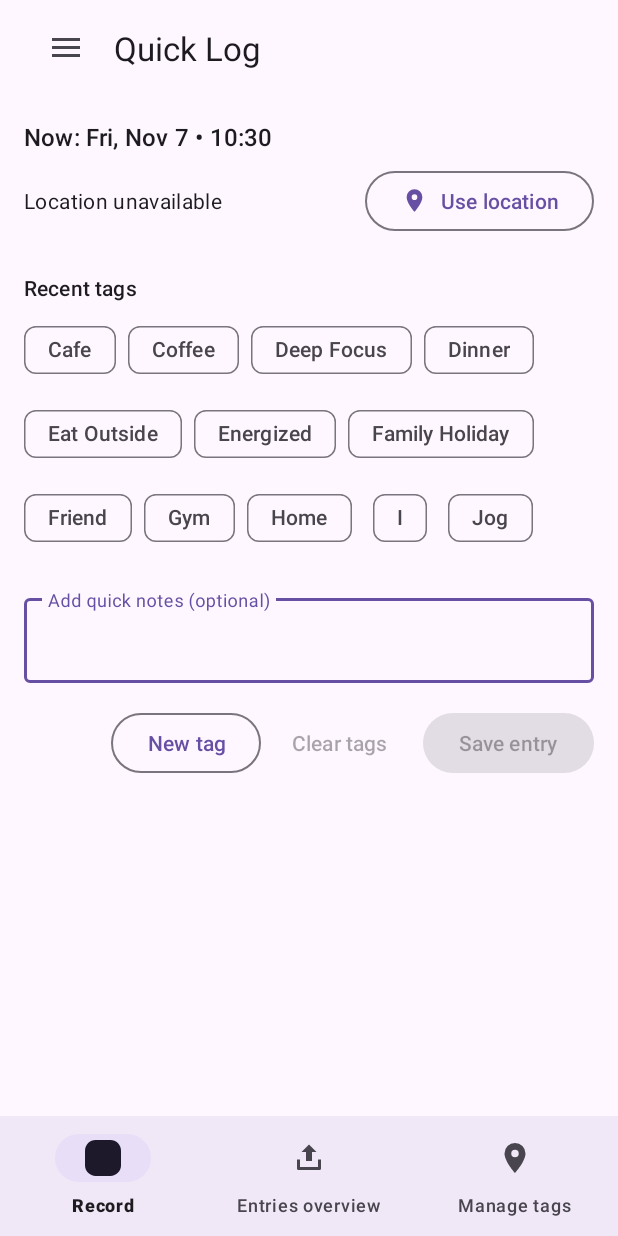
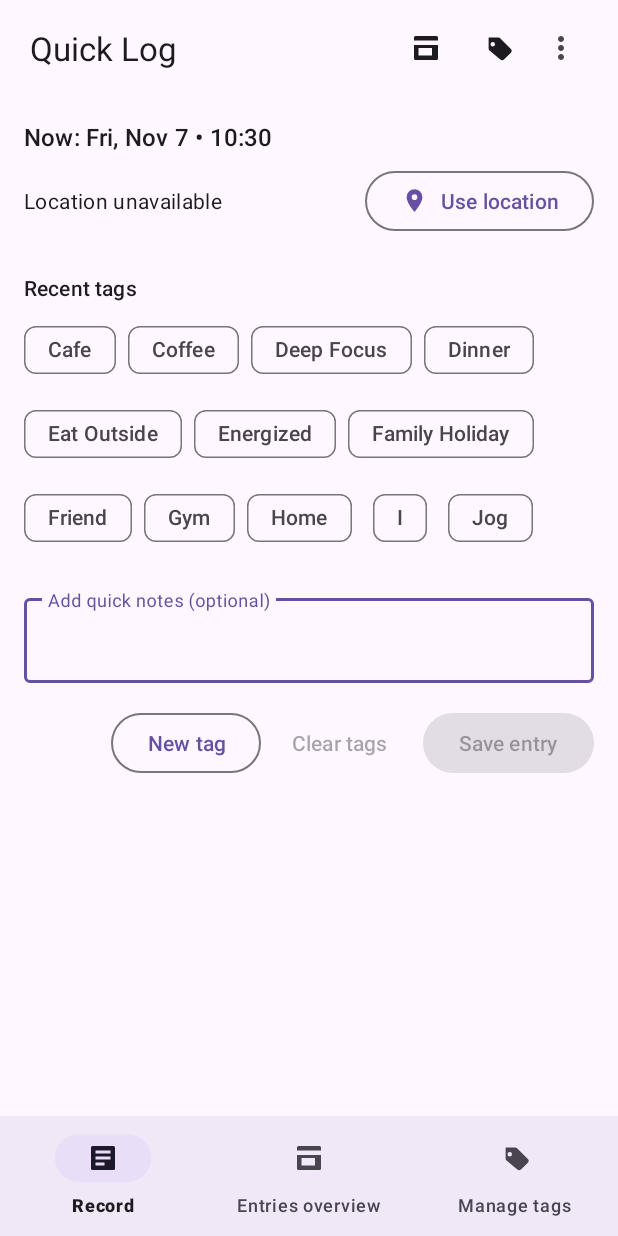
Before and after one commit to cmwen/min-quick-log-app, an Android app: the screen it shows after launch (MainActivity), on a phone screen of 412 x 824 dp. Run offline under Robolectric (Android 15) with nearby library versions, the phone set to English and light mode, and no system bars; our stand-ins replace Room's generated code.

Commit message:
Polish navigation, menus, and entry sharing

```diff
--- a/app/src/main/java/com/example/minandroidapp/MainActivity.kt
+++ b/app/src/main/java/com/example/minandroidapp/MainActivity.kt
@@ -5,13 +5,12 @@ import android.content.Intent
 import android.content.pm.PackageManager
 import android.os.Build
 import android.os.Bundle
+import android.view.Menu
 import android.view.MenuItem
 import androidx.activity.result.contract.ActivityResultContracts
 import androidx.activity.viewModels
-import androidx.appcompat.app.ActionBarDrawerToggle
 import androidx.appcompat.app.AppCompatActivity
 import androidx.core.content.ContextCompat
-import androidx.core.view.GravityCompat
 import androidx.core.view.isVisible
 import androidx.core.widget.doOnTextChanged
 import androidx.lifecycle.lifecycleScope
@@ -38,7 +37,6 @@ import kotlinx.coroutines.launch
 class MainActivity : AppCompatActivity() {
 
     private lateinit var binding: ActivityMainBinding
-    private lateinit var drawerToggle: ActionBarDrawerToggle
     private lateinit var locationProvider: LocationProvider
     private var suppressNoteUpdates = false
 
@@ -70,36 +68,11 @@ class MainActivity : AppCompatActivity() {
 
         locationProvider = LocationProvider(this)
 
-        setupDrawer()
         setupInputs()
         setupBottomNav()
         bindViewModel()
 
         maybeFetchLocationOnStart()
-    }
-
-    private fun setupDrawer() {
-        drawerToggle = ActionBarDrawerToggle(
-            this,
-            binding.drawerLayout,
-            binding.toolbar,
-            R.string.drawer_open,
-            R.string.drawer_close,
-        )
-        binding.drawerLayout.addDrawerListener(drawerToggle)
-        drawerToggle.syncState()
-
-        binding.navigationView.setNavigationItemSelectedListener { item ->
-            when (item.itemId) {
-                R.id.nav_entries_overview -> openEntriesOverview()
-                R.id.nav_tag_manager -> openTagManager()
-                R.id.nav_export_text -> exportLog()
-                R.id.nav_export_csv -> exportCsv()
-                R.id.nav_about -> showAboutDialog()
-            }
-            binding.drawerLayout.closeDrawer(GravityCompat.START)
-            true
-        }
     }
 
     private fun setupInputs() {
@@ -139,6 +112,32 @@ class MainActivity : AppCompatActivity() {
             }
         }
         binding.bottomNav.selectedItemId = R.id.nav_record
+    }
+
+    override fun onCreateOptionsMenu(menu: Menu): Boolean {
+        menuInflater.inflate(R.menu.menu_toolbar_actions, menu)
+        return true
+    }
+
+    override fun onOptionsItemSelected(item: MenuItem): Boolean {
+        return when (item.itemId) {
+            R.id.action_entries_overview -> {
+                openEntriesOverview(); true
+            }
+            R.id.action_manage_tags -> {
+                openTagManager(); true
+            }
+            R.id.action_export_text -> {
+                exportLog(); true
+            }
+            R.id.action_export_csv -> {
+                exportCsv(); true
+            }
+            R.id.action_about -> {
+                showAboutDialog(); true
+            }
+            else -> super.onOptionsItemSelected(item)
+        }
     }
 
     private fun bindViewModel() {
@@ -358,22 +357,6 @@ class MainActivity : AppCompatActivity() {
             .show()
     }
 
-    override fun onOptionsItemSelected(item: MenuItem): Boolean {
-        return if (drawerToggle.onOptionsItemSelected(item)) {
-            true
-        } else {
-            super.onOptionsItemSelected(item)
-        }
-    }
-
-    override fun onBackPressed() {
-        if (binding.drawerLayout.isDrawerOpen(GravityCompat.START)) {
-            binding.drawerLayout.closeDrawer(GravityCompat.START)
-        } else {
-            super.onBackPressed()
-        }
-    }
-
     private fun showCreateTagDialog() {
         val dialogView = layoutInflater.inflate(R.layout.dialog_create_tag, null)
         val input = dialogView.findViewById<TextInputEditText>(R.id.newTagInput)
--- a/app/src/main/java/com/example/minandroidapp/ui/entries/SimpleEntriesFragment.kt
+++ b/app/src/main/java/com/example/minandroidapp/ui/entries/SimpleEntriesFragment.kt
@@ -33,7 +33,11 @@ class SimpleEntriesFragment : Fragment() {
     }
 
     override fun onViewCreated(view: View, savedInstanceState: Bundle?) {
-        adapter = EntriesListAdapter(onEntryClicked = {}, onShareClicked = {})
+        val shareHost = activity as? EntryShareHandler
+        adapter = EntriesListAdapter(
+            onEntryClicked = {},
+            onShareClicked = { entry -> shareHost?.onShareEntry(entry) },
+        )
         binding.entriesList.layoutManager = LinearLayoutManager(requireContext())
         binding.entriesList.adapter = adapter
 
--- /dev/null
+++ b/app/src/main/res/drawable/ic_export_csv.xml
@@ -0,0 +1,13 @@
+<?xml version="1.0" encoding="utf-8"?>
+<vector xmlns:android="http://schemas.android.com/apk/res/android"
+    android:width="24dp"
+    android:height="24dp"
+    android:viewportWidth="24"
+    android:viewportHeight="24">
+    <path
+        android:fillColor="?attr/colorOnSurface"
+        android:pathData="M5,3h10l4,4v11a3,3 0 0,1 -3,3H5a3,3 0 0,1 -3,-3V6a3,3 0 0,1 3,-3zm10,7V8H5v2h10zm0,4v-2H5v2h10zm-5,4v-2H5v1a1,1 0 0,0 1,1h4zm4,-14H6a1,1 0 0,0 -1,1v1h11z" />
+    <path
+        android:fillColor="?attr/colorPrimary"
+        android:pathData="M21,14l-3,3 -2,-2 1.41,-1.41L18,14.17l1.59,-1.58z" />
+</vector>
--- /dev/null
+++ b/app/src/main/res/drawable/ic_info.xml
@@ -0,0 +1,10 @@
+<?xml version="1.0" encoding="utf-8"?>
+<vector xmlns:android="http://schemas.android.com/apk/res/android"
+    android:width="24dp"
+    android:height="24dp"
+    android:viewportWidth="24"
+    android:viewportHeight="24">
+    <path
+        android:fillColor="?attr/colorOnSurface"
+        android:pathData="M12,2a10,10 0 1,0 10,10A10,10 0 0,0 12,2zm0,4a1.5,1.5 0 1,1 -1.5,1.5A1.5,1.5 0 0,1 12,6zm2,12h-4v-2h1v-4h-1v-2h3v6h1z" />
+</vector>
--- /dev/null
+++ b/app/src/main/res/drawable/ic_tab_entries.xml
@@ -0,0 +1,10 @@
+<?xml version="1.0" encoding="utf-8"?>
+<vector xmlns:android="http://schemas.android.com/apk/res/android"
+    android:width="24dp"
+    android:height="24dp"
+    android:viewportWidth="24"
+    android:viewportHeight="24">
+    <path
+        android:fillColor="?attr/colorOnSurface"
+        android:pathData="M5,4h14a1,1 0 0,1 1,1v2H4V5a1,1 0 0,1 1,-1zm-1,6h16v9a1,1 0 0,1 -1,1H5a1,1 0 0,1 -1,-1v-9zm3,2v5h9v-5H7z" />
+</vector>
--- /dev/null
+++ b/app/src/main/res/drawable/ic_tab_record.xml
@@ -0,0 +1,10 @@
+<?xml version="1.0" encoding="utf-8"?>
+<vector xmlns:android="http://schemas.android.com/apk/res/android"
+    android:width="24dp"
+    android:height="24dp"
+    android:viewportWidth="24"
+    android:viewportHeight="24">
+    <path
+        android:fillColor="?attr/colorOnSurface"
+        android:pathData="M5,4h14a1,1 0 0,1 1,1v14a1,1 0 0,1 -1,1H5a1,1 0 0,1 -1,-1V5a1,1 0 0,1 1,-1zm2,3v2h10V7H7zm0,4v2h10v-2H7zm0,4v2h6v-2H7z" />
+</vector>
--- /dev/null
+++ b/app/src/main/res/drawable/ic_tab_tags.xml
@@ -0,0 +1,10 @@
+<?xml version="1.0" encoding="utf-8"?>
+<vector xmlns:android="http://schemas.android.com/apk/res/android"
+    android:width="24dp"
+    android:height="24dp"
+    android:viewportWidth="24"
+    android:viewportHeight="24">
+    <path
+        android:fillColor="?attr/colorOnSurface"
+        android:pathData="M5,5h7.17a2,2 0 0,1 1.41,0.59l6.83,6.83a2,2 0 0,1 0,2.83l-4.24,4.24a2,2 0 0,1 -2.83,0L6.34,13.66A2,2 0 0,1 5.75,12.25V5a0,0 0 0,1 0,-0zM8.5,8A1.5,1.5 0 1,0 10,9.5 1.5,1.5 0 0,0 8.5,8Z" />
+</vector>
--- a/app/src/main/res/layout/activity_main.xml
+++ b/app/src/main/res/layout/activity_main.xml
@@ -1,11 +1,6 @@
 <?xml version="1.0" encoding="utf-8"?>
-<androidx.drawerlayout.widget.DrawerLayout xmlns:android="http://schemas.android.com/apk/res/android"
+<androidx.constraintlayout.widget.ConstraintLayout xmlns:android="http://schemas.android.com/apk/res/android"
     xmlns:app="http://schemas.android.com/apk/res-auto"
-    android:id="@+id/drawerLayout"
-    android:layout_width="match_parent"
-    android:layout_height="match_parent">
-
-    <androidx.constraintlayout.widget.ConstraintLayout
     android:layout_width="match_parent"
     android:layout_height="match_parent">
 
@@ -188,12 +183,3 @@
         app:menu="@menu/menu_bottom_nav" />
 
 </androidx.constraintlayout.widget.ConstraintLayout>
-
-    <com.google.android.material.navigation.NavigationView
-        android:id="@+id/navigationView"
-        android:layout_width="wrap_content"
-        android:layout_height="match_parent"
-        android:layout_gravity="start"
-        app:menu="@menu/menu_drawer" />
-
-</androidx.drawerlayout.widget.DrawerLayout>
--- a/app/src/main/res/menu/menu_bottom_nav.xml
+++ b/app/src/main/res/menu/menu_bottom_nav.xml
@@ -2,14 +2,14 @@
 <menu xmlns:android="http://schemas.android.com/apk/res/android">
     <item
         android:id="@+id/nav_record"
-        android:icon="@drawable/ic_quick_log_logo"
+        android:icon="@drawable/ic_tab_record"
         android:title="@string/tab_record" />
     <item
         android:id="@+id/nav_entries"
-        android:icon="@drawable/ic_export"
+        android:icon="@drawable/ic_tab_entries"
         android:title="@string/entries_overview" />
     <item
         android:id="@+id/nav_tags"
-        android:icon="@drawable/ic_location"
+        android:icon="@drawable/ic_tab_tags"
         android:title="@string/manage_tags" />
 </menu>
--- /dev/null
+++ b/app/src/main/res/menu/menu_toolbar_actions.xml
@@ -0,0 +1,35 @@
+<?xml version="1.0" encoding="utf-8"?>
+<menu xmlns:android="http://schemas.android.com/apk/res/android"
+    xmlns:app="http://schemas.android.com/apk/res-auto">
+
+    <item
+        android:id="@+id/action_entries_overview"
+        android:icon="@drawable/ic_tab_entries"
+        android:title="@string/entries_overview"
+        app:showAsAction="ifRoom" />
+
+    <item
+        android:id="@+id/action_manage_tags"
+        android:icon="@drawable/ic_tab_tags"
+        android:title="@string/manage_tags"
+        app:showAsAction="ifRoom" />
+
+    <item
+        android:id="@+id/action_export_text"
+        android:icon="@drawable/ic_export"
+        android:title="@string/export_log"
+        app:showAsAction="ifRoom" />
+
+    <item
+        android:id="@+id/action_export_csv"
+        android:icon="@drawable/ic_export_csv"
+        android:title="@string/export_csv"
+        app:showAsAction="ifRoom" />
+
+    <item
+        android:id="@+id/action_about"
+        android:icon="@drawable/ic_info"
+        android:title="@string/about_app"
+        app:showAsAction="never" />
+
+</menu>
```
Also changed, not shown: app/src/main/java/com/example/minandroidapp/ui/entries/EntriesOverviewActivity.kt (+41 -1 lines), app/src/main/java/com/example/minandroidapp/ui/tag/TagManagerActivity.kt (+35 -8 lines), app/src/main/res/layout/activity_entries_overview.xml (+25 -9 lines), app/src/main/res/layout/activity_tag_manager.xml (+23 -12 lines). Lines whose indentation alone changed are shown as unchanged.
